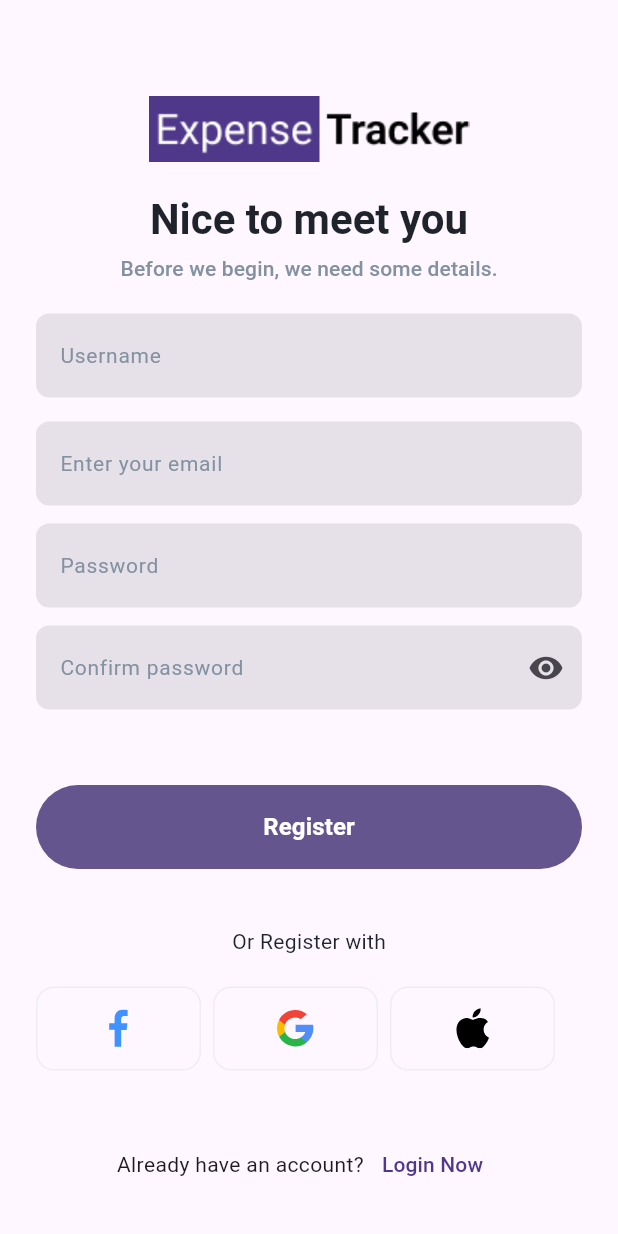
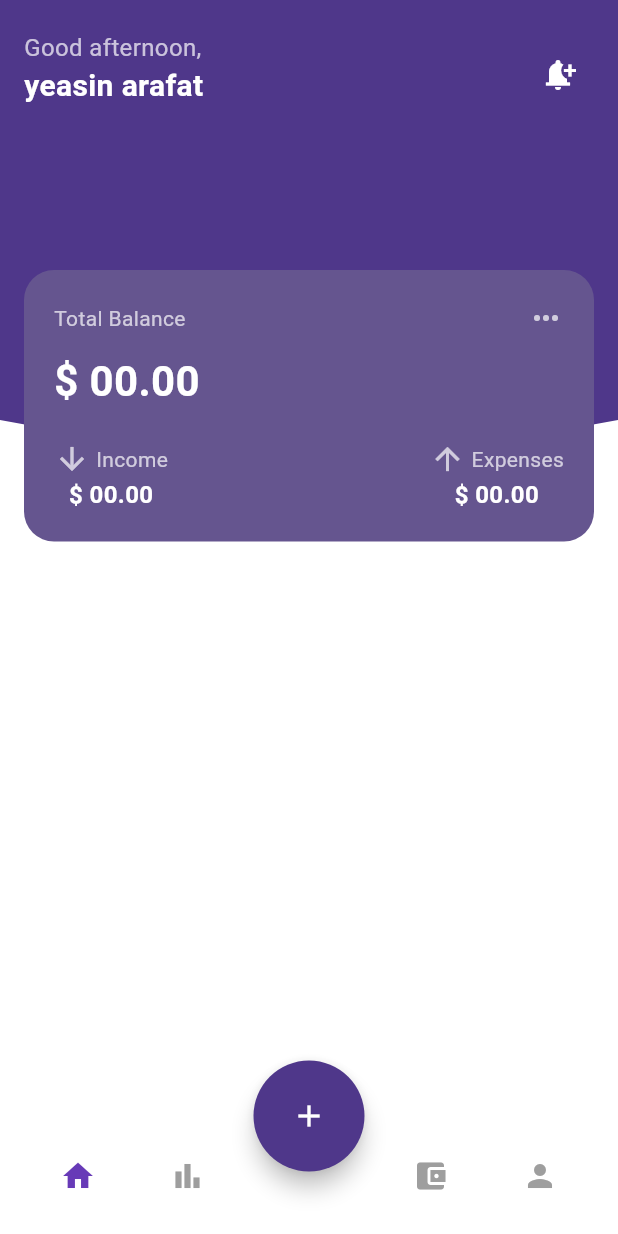
Before and after one commit to Yeasin00p/expense_tracker_app, a Flutter app: the screen it shows after launch, on a phone screen of 412 x 824 dp. Run offline on Flutter 3.47's test engine with Material 3 defaults, Android fonts, the phone set to English and light mode, and no system bars; our stand-ins replace flutter_svg.

Commit message:
home page ui done

```diff
--- a/lib/core/constants/app_colors.dart
+++ b/lib/core/constants/app_colors.dart
@@ -4,4 +4,5 @@ class AppColors {
   static const Color primary = Color(0xFF4F378A);
   static const Color dark = Color(0xFF1E232C);
   static const Color gray = Color(0xFF8391A1);
+  static const Color lightPurple = Color(0xFF8B5CF6);
 }
--- /dev/null
+++ b/lib/core/widget/app_bar_clipper.dart
@@ -0,0 +1,19 @@
+import 'package:flutter/material.dart';
+
+class AppBarClipper extends CustomClipper<Path> {
+  @override
+  Path getClip(Size size) {
+    Path path = Path();
+    path.lineTo(0, size.height - 40);
+    path.quadraticBezierTo(
+      size.width / 2, size.height,
+      size.width, size.height - 40,
+    );
+    path.lineTo(size.width, 0);
+    path.close();
+    return path;
+  }
+
+  @override
+  bool shouldReclip(CustomClipper<Path> oldClipper) => false;
+}
--- /dev/null
+++ b/lib/features/home/presentation/home_page.dart
@@ -0,0 +1,55 @@
+import 'package:expense_tracker_app/core/constants/app_colors.dart';
+import 'package:expense_tracker_app/core/widget/app_bar_clipper.dart';
+import 'package:expense_tracker_app/features/home/widget/blance_card.dart';
+import 'package:expense_tracker_app/features/home/widget/bottom_nav_bar_widget.dart';
+import 'package:expense_tracker_app/features/home/widget/greeting_header_widegt.dart';
+import 'package:flutter/material.dart';
+
+class HomePage extends StatelessWidget {
+  const HomePage({super.key});
+
+  @override
+  Widget build(BuildContext context) {
+    return Scaffold(
+      extendBody: true,
+      backgroundColor: Colors.white,
+      body: Stack(
+        clipBehavior: Clip.none,
+        children: [
+          SizedBox(
+            height: 320,
+            child: ClipPath(
+              clipper: AppBarClipper(),
+              child: Container(color: AppColors.primary),
+            ),
+          ),
+          const SafeArea(
+            child: SizedBox(
+              height: 100,
+              child: Padding(
+                padding: EdgeInsets.symmetric(horizontal: 16, vertical: 20),
+                child: GreetingHeaderWidegt(name: 'yeasin arafat'),
+              ),
+            ),
+          ),
+          Positioned(top: 180, left: 0, right: 0, child: BalanceCard()),
+        ],
+      ),
+
+      floatingActionButton: SizedBox(
+        height: 74,
+        width: 74,
+        child: FloatingActionButton(
+          onPressed: () {},
+           backgroundColor: AppColors.primary,
+          shape: RoundedRectangleBorder(
+            borderRadius: BorderRadius.circular(74),
+          ),
+          child: const Icon(Icons.add,color: Colors.white,),
+        ),
+      ),
+      floatingActionButtonLocation: FloatingActionButtonLocation.centerDocked,
+      bottomNavigationBar: const BottomNavBarWidget(),
+    );
+  }
+}
--- /dev/null
+++ b/lib/features/home/widget/blance_card.dart
@@ -0,0 +1,79 @@
+import 'package:flutter/material.dart';
+
+class BalanceCard extends StatelessWidget {
+  const BalanceCard({super.key});
+
+  @override
+  Widget build(BuildContext context) {
+    return Container(
+      margin: const EdgeInsets.symmetric(horizontal: 16),
+      padding: const EdgeInsets.all(20),
+      decoration: BoxDecoration(
+        color: Color(0xFF65558F),
+        borderRadius: BorderRadius.circular(20),
+      ),
+      child: Column(
+        crossAxisAlignment: CrossAxisAlignment.start,
+        children: [
+          Row(
+            mainAxisAlignment: MainAxisAlignment.spaceBetween,
+            children: const [
+              Text('Total Balance', style: TextStyle(color: Colors.white70)),
+              Icon(Icons.more_horiz, color: Colors.white70),
+            ],
+          ),
+          const SizedBox(height: 10),
+          const Text(
+            '\$ 00.00',
+            style: TextStyle(
+              color: Colors.white,
+              fontSize: 28,
+              fontWeight: FontWeight.bold,
+            ),
+          ),
+          const SizedBox(height: 20),
+
+          Row(
+            mainAxisAlignment: MainAxisAlignment.spaceBetween,
+            children: const [
+              Column(
+                children: [
+                  Row(
+                    children: [
+                      Icon(Icons.arrow_downward, color: Colors.white70),
+                      SizedBox(width: 4),
+                      Text('Income', style: TextStyle(color: Colors.white70)),
+                    ],
+                  ),
+
+                  SizedBox(width: 8),
+                  Text(
+                    '\$ 00.00',
+                    style: TextStyle(color: Colors.white, fontSize: 16,fontWeight: FontWeight.bold,),
+                  ),
+                ],
+              ),
+
+              Column(
+                children: [
+                  Row(
+                    children: [
+                      Icon(Icons.arrow_upward, color: Colors.white70),
+                      SizedBox(width: 4),
+                      Text('Expenses', style: TextStyle(color: Colors.white70)),
+                    ],
+                  ),
+
+                  Text(
+                    '\$ 00.00',
+                    style: TextStyle(color: Colors.white, fontSize: 16,fontWeight: FontWeight.bold,),
+                  ),
+                ],
+              ),
+            ],
+          ),
+        ],
+      ),
+    );
+  }
+}
--- /dev/null
+++ b/lib/features/home/widget/bottom_nav_bar_widget.dart
@@ -0,0 +1,27 @@
+import 'package:flutter/material.dart';
+
+class BottomNavBarWidget extends StatelessWidget {
+  const BottomNavBarWidget({super.key});
+
+  @override
+  Widget build(BuildContext context) {
+    return BottomAppBar(
+      shape: const CircularNotchedRectangle(),
+      color: Colors.white,
+      notchMargin: 8.0,
+      child: Padding(
+        padding: const EdgeInsets.symmetric(horizontal: 24.0),
+        child: Row(
+          mainAxisAlignment: MainAxisAlignment.spaceBetween,
+          children: const [
+            Icon(Icons.home, color: Colors.deepPurple),
+            Icon(Icons.bar_chart, color: Colors.grey),
+            SizedBox(width: 40), // For FAB space
+            Icon(Icons.account_balance_wallet, color: Colors.grey),
+            Icon(Icons.person, color: Colors.grey),
+          ],
+        ),
+      ),
+    );
+  }
+}
--- /dev/null
+++ b/lib/features/home/widget/greeting_header_widegt.dart
@@ -0,0 +1,40 @@
+import 'package:flutter/material.dart';
+
+class GreetingHeaderWidegt extends StatelessWidget {
+  final String name;
+
+  const GreetingHeaderWidegt({super.key, required this.name});
+
+  @override
+  Widget build(BuildContext context) {
+    return Row(
+      mainAxisAlignment: MainAxisAlignment.spaceBetween,
+      children: [
+        Column(
+          crossAxisAlignment: CrossAxisAlignment.start,
+          children: [
+            const Text(
+              'Good afternoon,',
+              style: TextStyle(
+                color: Colors.white70,
+                fontSize: 16,
+              ),
+            ),
+            Text(
+              name,
+              style: const TextStyle(
+                color: Colors.white,
+                fontSize: 20,
+                fontWeight: FontWeight.bold,
+              ),
+            ),
+          ],
+        ),
+        IconButton(
+          icon: const Icon(Icons.notification_add, color: Colors.white),
+          onPressed: () {},
+        ),
+      ],
+    );
+  }
+}
--- a/lib/main.dart
+++ b/lib/main.dart
@@ -1,5 +1,6 @@
 import 'package:expense_tracker_app/features/auth/presentation/screen/login_screen.dart';
 import 'package:expense_tracker_app/features/auth/presentation/screen/register_screen.dart';
+import 'package:expense_tracker_app/features/home/presentation/home_page.dart';
 import 'package:expense_tracker_app/features/splash_screen/presentation/screen/splash_screen.dart';
 import 'package:flutter/material.dart';
 
@@ -16,7 +17,7 @@ class MyApp extends StatelessWidget {
       title: 'Expense Tracker',
       debugShowCheckedModeBanner: false,
       theme: ThemeData(),
-      home: RegisterScreen(),
+      home: HomePage(),
     );
   }
 }
```
Also changed, not shown: lib/core/widget/custome_app_bar.dart (added).
